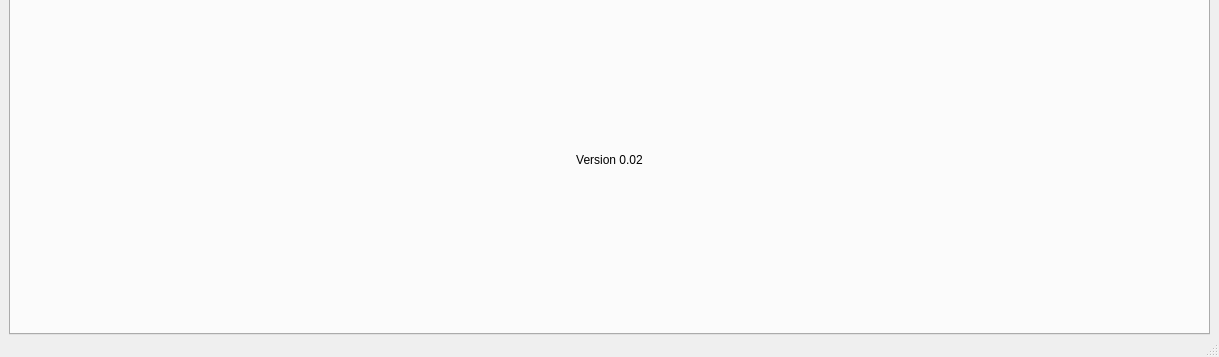
Old version of the form UI/controlcenter.ui in the repository xloem/spot-on-svn; both pictures show x 0 to 1219 and y 305 to 662 of the 1219 by 662 pixel window.
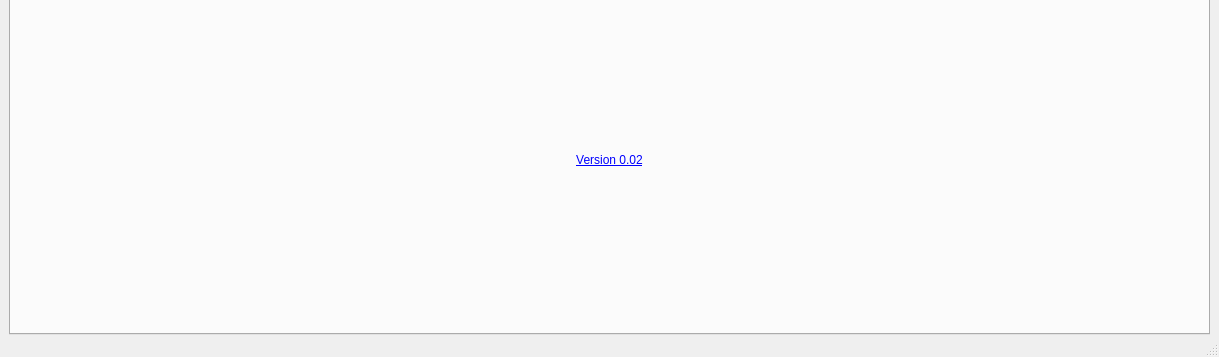
New version of the form. The open tabs and pages were chosen to show the change. Icons and pictures are not drawn. Custom widgets are drawn as their Qt base class.

Commit message: Release notes link.

Patch:
```diff
--- a/UI/controlcenter.ui
+++ b/UI/controlcenter.ui
@@ -3345,7 +3345,10 @@
           <item>
            <widget class="QLabel" name="label_35">
             <property name="text">
-             <string>Version 0.02</string>
+             <string>&lt;html&gt;&lt;head/&gt;&lt;body&gt;&lt;p&gt;&lt;a href=&quot;http://sourceforge.net/p/spot-on/code/HEAD/tree/branches/0.02/Documentation/RELEASE-NOTES&quot;&gt;&lt;span style=&quot; text-decoration: underline; color:#0000ff;&quot;&gt;Version 0.02&lt;/span&gt;&lt;/a&gt;&lt;/p&gt;&lt;/body&gt;&lt;/html&gt;</string>
+            </property>
+            <property name="textFormat">
+             <enum>Qt::AutoText</enum>
             </property>
             <property name="alignment">
              <set>Qt::AlignCenter</set>
```
Left out of the diff: 10 changed lines with no effect on the pictures.
